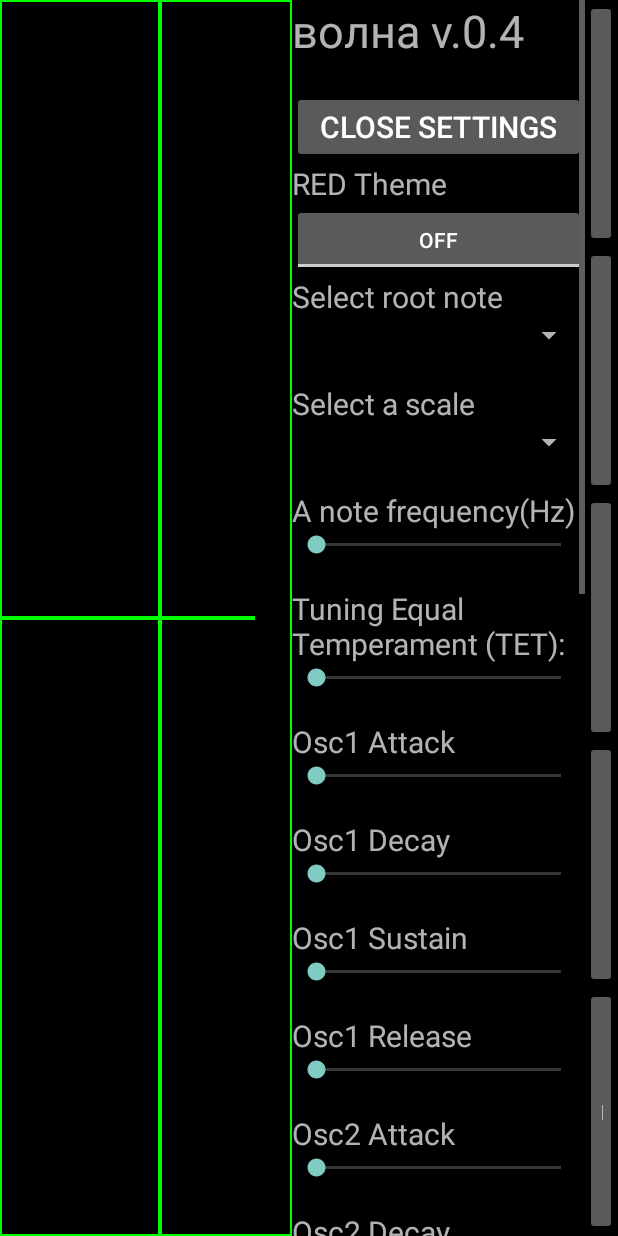
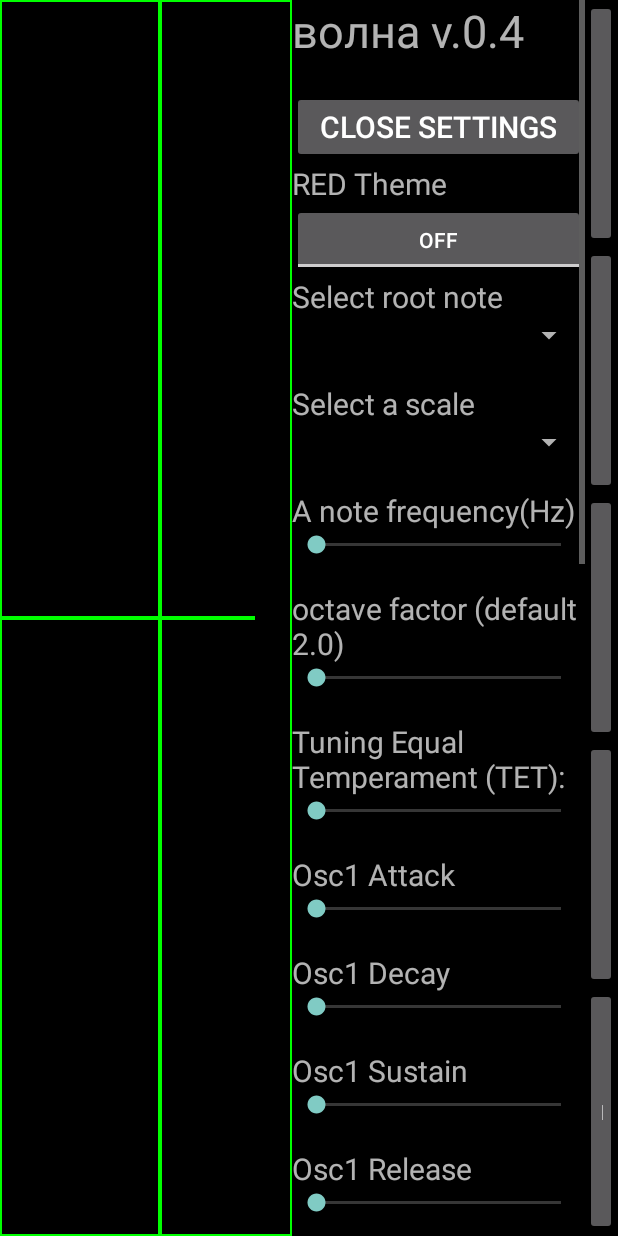
Before and after one commit to bokontep/volna, an Android app: the layout activity_main.xml on its own in the app's theme, with its tools: preview values and no code run, on a phone screen of 412 x 824 dp. Run offline under Robolectric (Android 15) with nearby library versions, the phone set to English and light mode, and no system bars.

Commit message:
Added octaveFactor (1.500 to 2.500) default is 2.000. Added simple looper (up to 60 seconds) operated by using the record and play buttons

```diff
--- a/app/src/main/java/org/bokontep/wavesynth/SynthEngine.java
+++ b/app/src/main/java/org/bokontep/wavesynth/SynthEngine.java
@@ -69,6 +69,9 @@ public class SynthEngine {
     public native int setWavetable(int index, float[] wavetable);
     public native int setTet(int newTet);
     public native int setTune(float newTune);
+    public native int setOctaveFactor(float factor);
+    public native int setRecord(boolean flag);
+    public native int setPlay(boolean flag);
 
     public int getSampleRate() {
         return sampleRate;
--- a/app/src/main/res/layout/activity_main.xml
+++ b/app/src/main/res/layout/activity_main.xml
@@ -90,6 +90,7 @@
                 android:layout_height="20dp"
 
                 />
+
             <TextView
                 android:id="@+id/tuneText"
                 android:layout_width="match_parent"
@@ -103,6 +104,26 @@
                 android:layout_height="wrap_content"
                 android:min="4000"
                 android:max="5000"
+
+                />
+            <Space
+                android:layout_width="match_parent"
+                android:layout_height="20dp"
+
+                />
+            <TextView
+                android:id="@+id/octaveFactorText"
+                android:layout_width="match_parent"
+                android:layout_height="wrap_content"
+                android:textSize="20sp"
+                android:text="octave factor (default 2.0)"
+                />
+            <SeekBar
+                android:id = "@+id/octaveFactorSeekBar"
+                android:layout_width="match_parent"
+                android:layout_height="wrap_content"
+                android:min="1500"
+                android:max="2500"
 
                 />
             <Space
```
Also changed, not shown: app/src/main/java/org/bokontep/wavesynth/MainActivity.java (+59 -4 lines), 3 other files.
